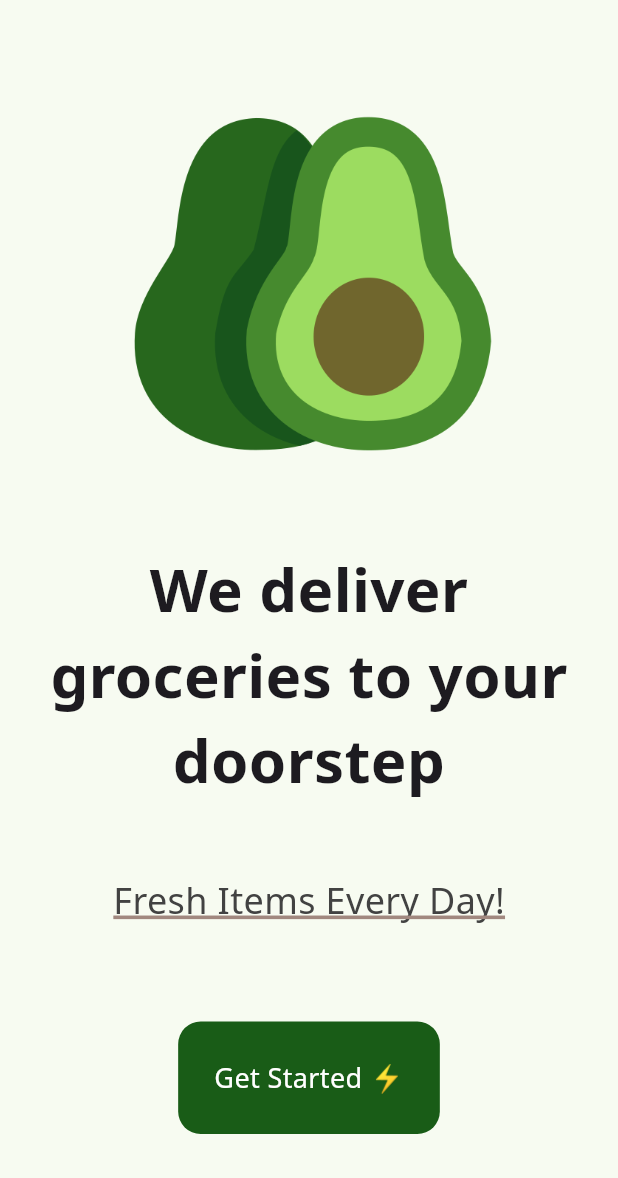
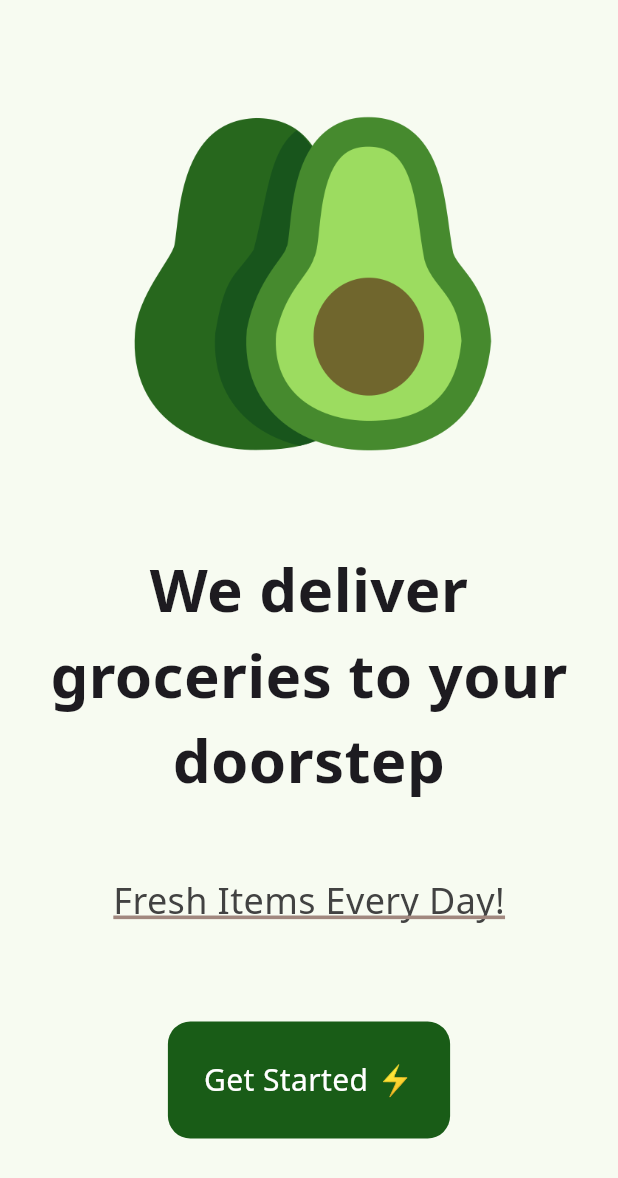
Before and after one commit to mistermaxis/grocery_app, a Flutter app: the screen it shows after launch, on a phone screen of 412 x 824 dp. Shown: the top 1178 px of the screen. Run offline on Flutter 3.47's test engine with Material 3 defaults, Android fonts, the phone set to English and light mode, and no system bars; our stand-ins replace google_fonts.

Commit message:
Add HomePage widget to  intro_page.dart

```diff
--- a/lib/pages/intro_page.dart
+++ b/lib/pages/intro_page.dart
@@ -1,4 +1,5 @@
 import 'package:flutter/material.dart';
+import 'package:grocery_app/pages/home_page.dart';
 
 class IntroPage extends StatelessWidget {
   const IntroPage({super.key});
@@ -45,7 +46,7 @@ class IntroPage extends StatelessWidget {
               context,
               MaterialPageRoute(
                 builder: (context) {
-                  return Scaffold();
+                  return const HomePage();
                 },
               ),
             ),
@@ -56,7 +57,7 @@ class IntroPage extends StatelessWidget {
                 borderRadius: BorderRadius.all(Radius.circular(15)),
               ),
               child: Text(
-                style: TextStyle(color: Colors.white, fontSize: 18),
+                style: TextStyle(color: Colors.white, fontSize: 20),
                 'Get Started ⚡',
               ),
             ),
```
